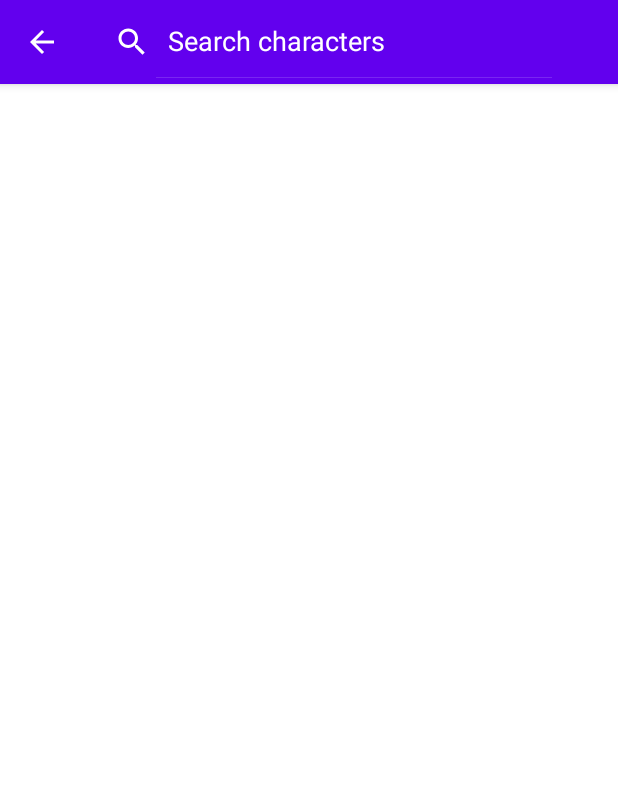
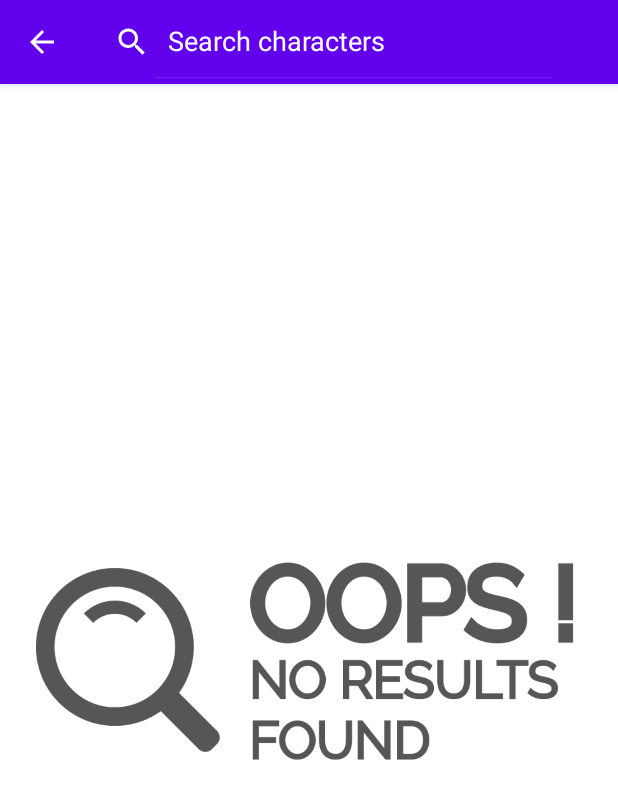
Before and after one commit to sergioat7/Android-Marvel_People, an Android app: the screen it shows after launch (MainActivity), after a tap on an icon or button, on a phone screen of 412 x 824 dp. Shown: the top 799 px of the screen. Run offline under Robolectric (Android 15) with nearby library versions, the phone set to English and light mode, and no system bars; our stand-ins replace Dagger/Hilt's generated code, RxJava; network calls fail.

Commit message:
Showed no results image when there is no character to show

```diff
--- a/MarvelPeople/app/src/main/java/aragones/sergio/marvelpeople/fragments/MainFragment.kt
+++ b/MarvelPeople/app/src/main/java/aragones/sergio/marvelpeople/fragments/MainFragment.kt
@@ -9,6 +9,7 @@ import android.app.SearchManager
 import android.content.Context
 import android.os.Bundle
 import android.view.*
+import android.widget.ImageView
 import android.widget.SearchView
 import android.widget.TextView
 import androidx.core.content.ContextCompat
@@ -19,10 +20,10 @@ import androidx.swiperefreshlayout.widget.SwipeRefreshLayout
 import aragones.sergio.marvelpeople.R
 import aragones.sergio.marvelpeople.adapters.CharactersAdapter
 import aragones.sergio.marvelpeople.fragments.base.BaseFragment
+import aragones.sergio.marvelpeople.utils.Constants
 import aragones.sergio.marvelpeople.viewmodelfactories.MainViewModelFactory
 import aragones.sergio.marvelpeople.viewmodels.MainViewModel
 import kotlinx.android.synthetic.main.main_fragment.*
-
 
 class MainFragment: BaseFragment(), CharactersAdapter.OnItemClickListener {
 
@@ -30,6 +31,7 @@ class MainFragment: BaseFragment(), CharactersAdapter.OnItemClickListener {
 
     private lateinit var srlCharacters: SwipeRefreshLayout
     private lateinit var rvCharacters: RecyclerView
+    private lateinit var ivNoResults: ImageView
     private lateinit var viewModel: MainViewModel
     private lateinit var charactersAdapter: CharactersAdapter
 
@@ -77,6 +79,7 @@ class MainFragment: BaseFragment(), CharactersAdapter.OnItemClickListener {
         val application = activity?.application ?: return
         srlCharacters = swipe_refresh_layout_characters
         rvCharacters = recycler_view_characters
+        ivNoResults = image_view_no_results
         viewModel = ViewModelProvider(this, MainViewModelFactory(application)).get(MainViewModel::class.java)
         charactersAdapter = CharactersAdapter(
             viewModel.mainCharacters.value ?: mutableListOf(),
@@ -111,9 +114,13 @@ class MainFragment: BaseFragment(), CharactersAdapter.OnItemClickListener {
         viewModel.mainCharacters.observe(requireActivity(), { charactersResponse ->
 
             if (charactersResponse.isEmpty()) {
+
                 charactersAdapter.resetList()
+                ivNoResults.visibility = View.VISIBLE
             } else {
+
                 charactersAdapter.addCharacters(charactersResponse)
+                ivNoResults.visibility = View.GONE
             }
         })
 
--- a/MarvelPeople/app/src/main/res/layout/main_fragment.xml
+++ b/MarvelPeople/app/src/main/res/layout/main_fragment.xml
@@ -32,5 +32,15 @@
 
     </androidx.swiperefreshlayout.widget.SwipeRefreshLayout>
 
+    <ImageView
+        android:id="@+id/image_view_no_results"
+        android:layout_width="0dp"
+        android:layout_height="wrap_content"
+        app:layout_constraintBottom_toBottomOf="parent"
+        app:layout_constraintEnd_toEndOf="parent"
+        app:layout_constraintStart_toStartOf="parent"
+        app:layout_constraintTop_toTopOf="parent"
+        style="@style/ImageNoResults"
+        />
 
 </androidx.constraintlayout.widget.ConstraintLayout>
--- a/MarvelPeople/app/src/main/res/values/themes.xml
+++ b/MarvelPeople/app/src/main/res/values/themes.xml
@@ -28,6 +28,12 @@
         <item name="android:text">@string/error_button_accept</item>
         <item name="android:textAllCaps">false</item>
         <item name="android:textColor">@color/white</item>
+    </style>
+
+    <style name="ImageNoResults">
+        <item name="android:layout_marginStart">24dp</item>
+        <item name="android:layout_marginEnd">24dp</item>
+        <item name="android:src">@drawable/no_results_found</item>
     </style>
 
     <style name="CharacterCellTextContainer">
```
